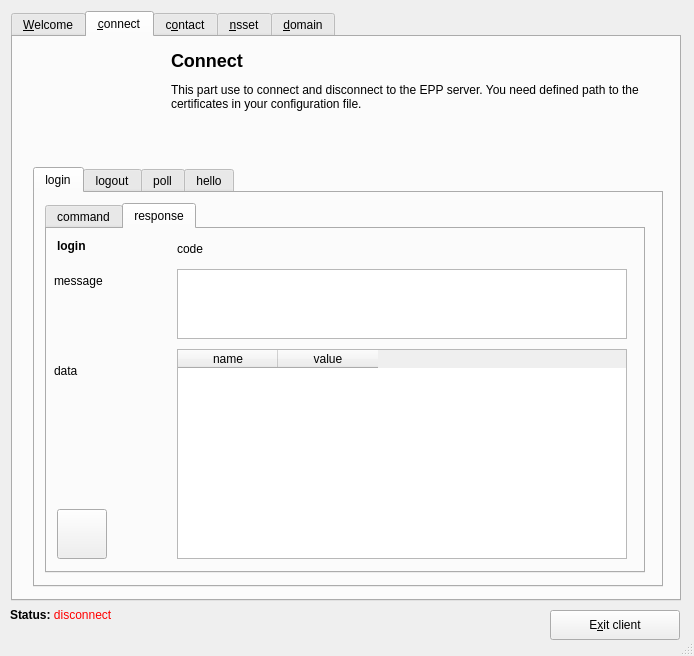
CZ-NIC/fred-client, file guiqt4/main.ui: the form before one commit.
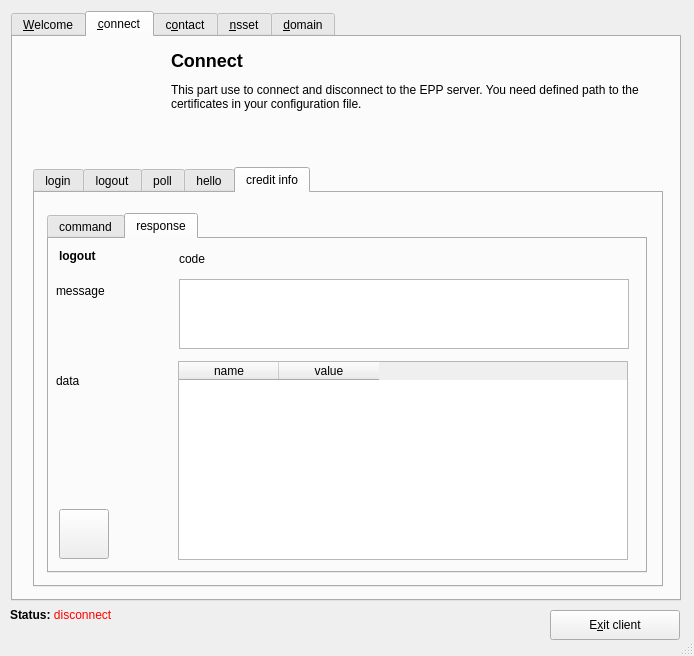
The form after the commit. The open tabs and pages were chosen to show the change. Icons and pictures are not drawn.

Commit message: pridan credit_info, upravy v prekladu GUI

```diff
--- a/guiqt4/main.ui
+++ b/guiqt4/main.ui
@@ -603,26 +603,6 @@
           </rect>
          </property>
         </widget>
-        <widget class="QTableWidget" name="login_table" >
-         <property name="geometry" >
-          <rect>
-           <x>130</x>
-           <y>120</y>
-           <width>450</width>
-           <height>210</height>
-          </rect>
-         </property>
-         <column>
-          <property name="text" >
-           <string>name</string>
-          </property>
-         </column>
-         <column>
-          <property name="text" >
-           <string>value</string>
-          </property>
-         </column>
-        </widget>
         <widget class="QPushButton" name="btn_source_login" >
          <property name="geometry" >
           <rect>
@@ -642,6 +622,26 @@
           <iconset>icon_source.png</iconset>
          </property>
         </widget>
+        <widget class="QTableWidget" name="login_table" >
+         <property name="geometry" >
+          <rect>
+           <x>130</x>
+           <y>120</y>
+           <width>450</width>
+           <height>210</height>
+          </rect>
+         </property>
+         <column>
+          <property name="text" >
+           <string>name</string>
+          </property>
+         </column>
+         <column>
+          <property name="text" >
+           <string>value</string>
+          </property>
+         </column>
+        </widget>
        </widget>
       </widget>
      </widget>
@@ -1304,6 +1304,209 @@
        </widget>
       </widget>
      </widget>
+     <widget class="QWidget" name="tab_2" >
+      <attribute name="title" >
+       <string>credit info</string>
+      </attribute>
+      <widget class="QTabWidget" name="creditinfo_fred_response" >
+       <property name="geometry" >
+        <rect>
+         <x>12</x>
+         <y>20</y>
+         <width>600</width>
+         <height>360</height>
+        </rect>
+       </property>
+       <property name="currentIndex" >
+        <number>0</number>
+       </property>
+       <widget class="QWidget" name="tab_3" >
+        <attribute name="title" >
+         <string>command</string>
+        </attribute>
+        <widget class="QLabel" name="textLabel16_2" >
+         <property name="geometry" >
+          <rect>
+           <x>20</x>
+           <y>230</y>
+           <width>190</width>
+           <height>20</height>
+          </rect>
+         </property>
+         <property name="text" >
+          <string>clTRID</string>
+         </property>
+         <property name="wordWrap" >
+          <bool>false</bool>
+         </property>
+        </widget>
+        <widget class="QLabel" name="textLabel17_2" >
+         <property name="geometry" >
+          <rect>
+           <x>10</x>
+           <y>10</y>
+           <width>570</width>
+           <height>100</height>
+          </rect>
+         </property>
+         <property name="text" >
+          <string>&lt;h2>credit info&lt;/h2>
+The EPP "credit info" command returns credit information.</string>
+         </property>
+         <property name="alignment" >
+          <set>Qt::AlignLeading|Qt::AlignLeft|Qt::AlignTop</set>
+         </property>
+         <property name="wordWrap" >
+          <bool>true</bool>
+         </property>
+        </widget>
+        <widget class="QPushButton" name="send_creditinfo" >
+         <property name="geometry" >
+          <rect>
+           <x>220</x>
+           <y>270</y>
+           <width>170</width>
+           <height>40</height>
+          </rect>
+         </property>
+         <property name="text" >
+          <string>Send command</string>
+         </property>
+        </widget>
+        <widget class="QLineEdit" name="creditinfo_cltrid" >
+         <property name="geometry" >
+          <rect>
+           <x>220</x>
+           <y>230</y>
+           <width>360</width>
+           <height>22</height>
+          </rect>
+         </property>
+        </widget>
+       </widget>
+       <widget class="QWidget" name="TabPage_2" >
+        <attribute name="title" >
+         <string>response</string>
+        </attribute>
+        <widget class="QLabel" name="textLabel18_2" >
+         <property name="geometry" >
+          <rect>
+           <x>10</x>
+           <y>10</y>
+           <width>110</width>
+           <height>20</height>
+          </rect>
+         </property>
+         <property name="text" >
+          <string>&lt;b>logout&lt;/b></string>
+         </property>
+         <property name="alignment" >
+          <set>Qt::AlignLeading|Qt::AlignLeft|Qt::AlignTop</set>
+         </property>
+         <property name="wordWrap" >
+          <bool>true</bool>
+         </property>
+        </widget>
+        <widget class="QLabel" name="textLabel19_2" >
+         <property name="geometry" >
+          <rect>
+           <x>7</x>
+           <y>42</y>
+           <width>110</width>
+           <height>20</height>
+          </rect>
+         </property>
+         <property name="text" >
+          <string>message</string>
+         </property>
+         <property name="wordWrap" >
+          <bool>false</bool>
+         </property>
+        </widget>
+        <widget class="QLabel" name="textLabel20_2" >
+         <property name="geometry" >
+          <rect>
+           <x>7</x>
+           <y>132</y>
+           <width>110</width>
+           <height>20</height>
+          </rect>
+         </property>
+         <property name="text" >
+          <string>data</string>
+         </property>
+         <property name="wordWrap" >
+          <bool>false</bool>
+         </property>
+        </widget>
+        <widget class="QLabel" name="creditinfo_fred_code" >
+         <property name="geometry" >
+          <rect>
+           <x>130</x>
+           <y>10</y>
+           <width>450</width>
+           <height>20</height>
+          </rect>
+         </property>
+         <property name="text" >
+          <string>code</string>
+         </property>
+         <property name="wordWrap" >
+          <bool>false</bool>
+         </property>
+        </widget>
+        <widget class="QTableWidget" name="creditinfo_fred_table" >
+         <property name="geometry" >
+          <rect>
+           <x>129</x>
+           <y>122</y>
+           <width>450</width>
+           <height>199</height>
+          </rect>
+         </property>
+         <column>
+          <property name="text" >
+           <string>name</string>
+          </property>
+         </column>
+         <column>
+          <property name="text" >
+           <string>value</string>
+          </property>
+         </column>
+        </widget>
+        <widget class="QPushButton" name="btn_source_creditinfo" >
+         <property name="geometry" >
+          <rect>
+           <x>10</x>
+           <y>270</y>
+           <width>50</width>
+           <height>50</height>
+          </rect>
+         </property>
+         <property name="toolTip" >
+          <string/>
+         </property>
+         <property name="text" >
+          <string/>
+         </property>
+         <property name="icon" >
+          <iconset>icon_source.png</iconset>
+         </property>
+        </widget>
+        <widget class="QTextEdit" name="creditinfo_fred_msg" >
+         <property name="geometry" >
+          <rect>
+           <x>130</x>
+           <y>40</y>
+           <width>450</width>
+           <height>70</height>
+          </rect>
+         </property>
+        </widget>
+       </widget>
+      </widget>
+     </widget>
     </widget>
     <widget class="QLabel" name="pixmapLabel2" >
      <property name="geometry" >
```
Left out of the diff: 368 changed lines with no effect on the pictures. The commit also changes 11 other files.
